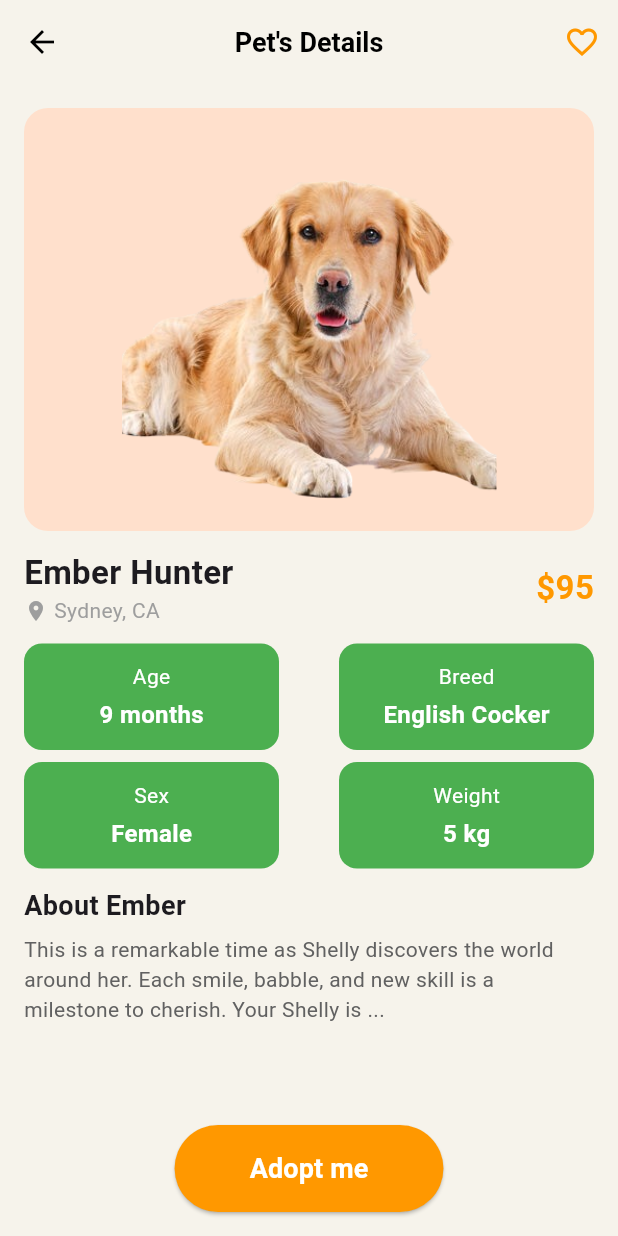
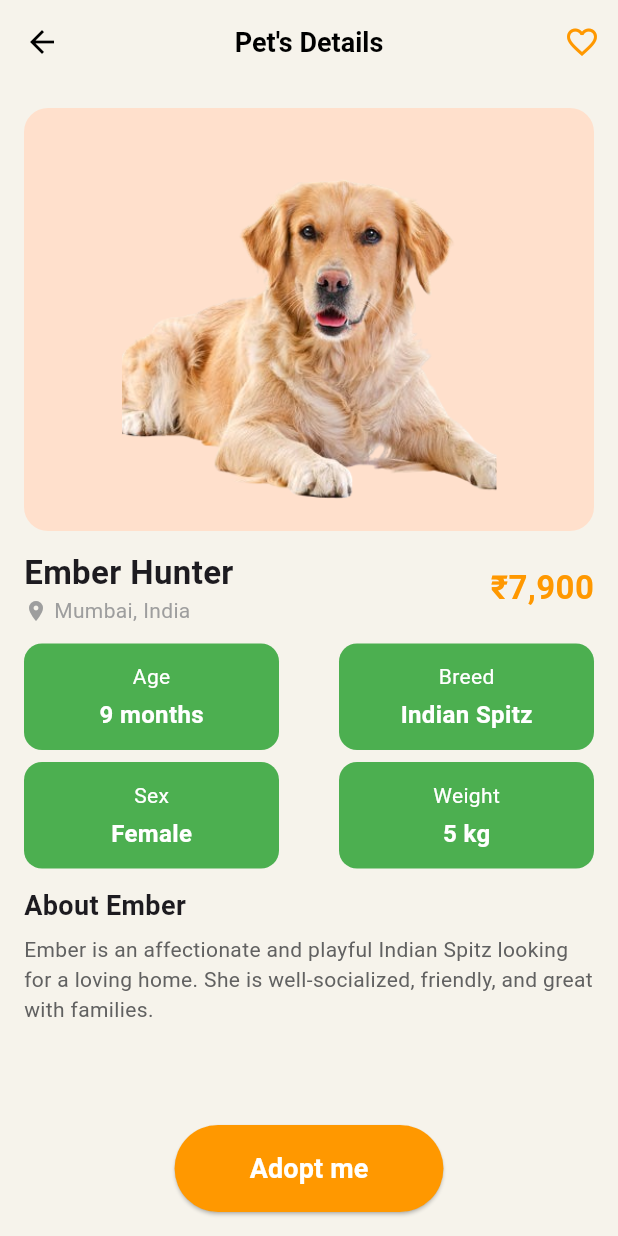
Before and after one commit to kartikkumarofficial/pawscare, a Flutter app: the AdoptionPage screen opened directly, on a phone screen of 412 x 824 dp. Run offline on Flutter 3.47's test engine with Material 3 defaults, Android fonts, the light colour scheme and no system bars; our stand-ins replace animate_do, curved_navigation_bar, get, google_fonts, lucide_icons.

Commit message:
adoptionpage

```diff
--- a/lib/pages/AdoptionPage.dart
+++ b/lib/pages/AdoptionPage.dart
@@ -67,14 +67,14 @@ class AdoptionPage extends StatelessWidget {
                       children: [
                         Icon(Icons.location_on, color: Colors.grey, size: 16),
                         SizedBox(width: 4),
-                        Text("Sydney, CA",
+                        Text("Mumbai, India", // Updated location
                             style: TextStyle(color: Colors.grey)),
                       ],
                     ),
                   ],
                 ),
                 Text(
-                  "\$95",
+                  "₹7,900", // Updated price in INR
                   style: TextStyle(
                     fontSize: 22,
                     fontWeight: FontWeight.bold,
@@ -88,7 +88,7 @@ class AdoptionPage extends StatelessWidget {
               mainAxisAlignment: MainAxisAlignment.spaceBetween,
               children: [
                 petInfoCard("Age", "9 months"),
-                petInfoCard("Breed", "English Cocker"),
+                petInfoCard("Breed", "Indian Spitz"),
               ],
             ),
             SizedBox(height: 8),
@@ -106,7 +106,7 @@ class AdoptionPage extends StatelessWidget {
             ),
             SizedBox(height: 6),
             Text(
-              "This is a remarkable time as Shelly discovers the world around her. Each smile, babble, and new skill is a milestone to cherish. Your Shelly is ...",
+              "Ember is an affectionate and playful Indian Spitz looking for a loving home. She is well-socialized, friendly, and great with families.",
               style: TextStyle(color: Colors.grey[700]),
             ),
             Spacer(),
```
Also changed, not shown: 6 other files.
